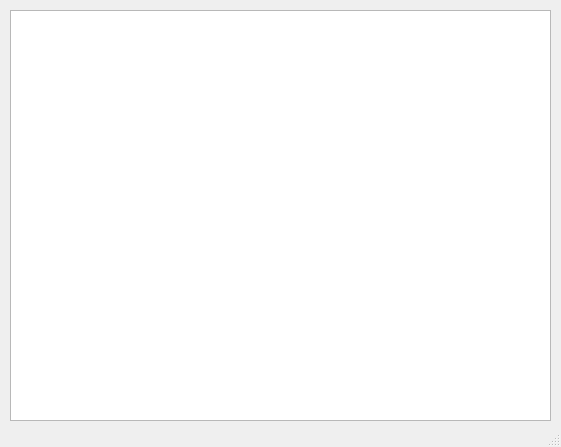
This is main.ui in kotosusl/Ecspresso as Qt 5 draws it before an edit. The edited form follows.
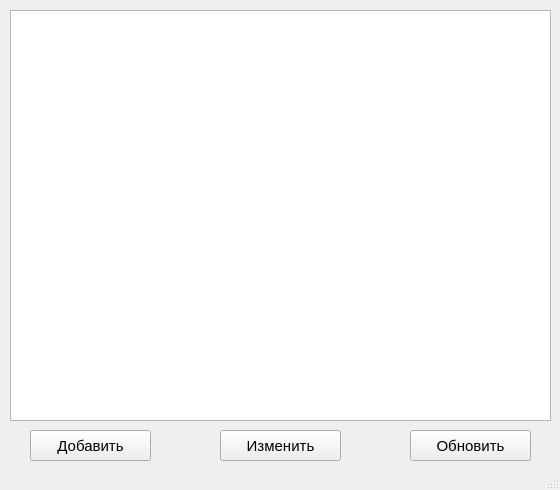
This is the edited form.

```diff
--- a/main.ui
+++ b/main.ui
@@ -6,8 +6,8 @@
    <rect>
     <x>0</x>
     <y>0</y>
-    <width>561</width>
-    <height>447</height>
+    <width>560</width>
+    <height>490</height>
    </rect>
   </property>
   <property name="windowTitle">
@@ -24,6 +24,60 @@
      </rect>
     </property>
    </widget>
+   <widget class="QPushButton" name="add">
+    <property name="geometry">
+     <rect>
+      <x>30</x>
+      <y>430</y>
+      <width>121</width>
+      <height>31</height>
+     </rect>
+    </property>
+    <property name="font">
+     <font>
+      <pointsize>11</pointsize>
+     </font>
+    </property>
+    <property name="text">
+     <string>Добавить</string>
+    </property>
+   </widget>
+   <widget class="QPushButton" name="refactor">
+    <property name="geometry">
+     <rect>
+      <x>220</x>
+      <y>430</y>
+      <width>121</width>
+      <height>31</height>
+     </rect>
+    </property>
+    <property name="font">
+     <font>
+      <pointsize>11</pointsize>
+     </font>
+    </property>
+    <property name="text">
+     <string>Изменить</string>
+    </property>
+   </widget>
+   <widget class="QPushButton" name="update_button">
+    <property name="geometry">
+     <rect>
+      <x>410</x>
+      <y>430</y>
+      <width>121</width>
+      <height>31</height>
+     </rect>
+    </property>
+    <property name="font">
+     <font>
+      <pointsize>11</pointsize>
+     </font>
+    </property>
+    <property name="text">
+     <string>Обновить</string>
+    </property>
+   </widget>
   </widget>
   <widget class="QStatusBar" name="statusbar"/>
  </widget>
```
